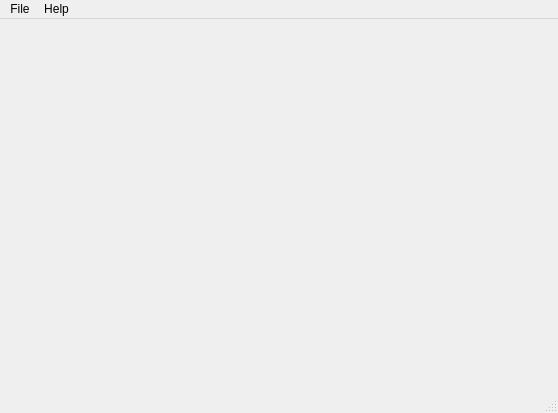
Before: the Qt Designer form fuzzy_logic_gui/flg_main_window.ui in rafidalhaq/complex-course, drawn with Qt 5.
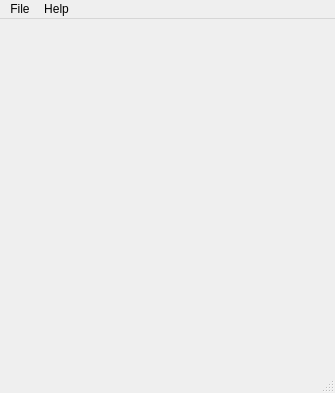
After: the same form once the commit is applied.

Diff of the .ui file:
```diff
--- a/fuzzy_logic_gui/flg_main_window.ui
+++ b/fuzzy_logic_gui/flg_main_window.ui
@@ -6,8 +6,8 @@
    <rect>
     <x>0</x>
     <y>0</y>
-    <width>558</width>
-    <height>413</height>
+    <width>335</width>
+    <height>393</height>
    </rect>
   </property>
   <property name="windowTitle">
@@ -19,7 +19,7 @@
     <rect>
      <x>0</x>
      <y>0</y>
-     <width>558</width>
+     <width>335</width>
      <height>21</height>
     </rect>
    </property>
```
